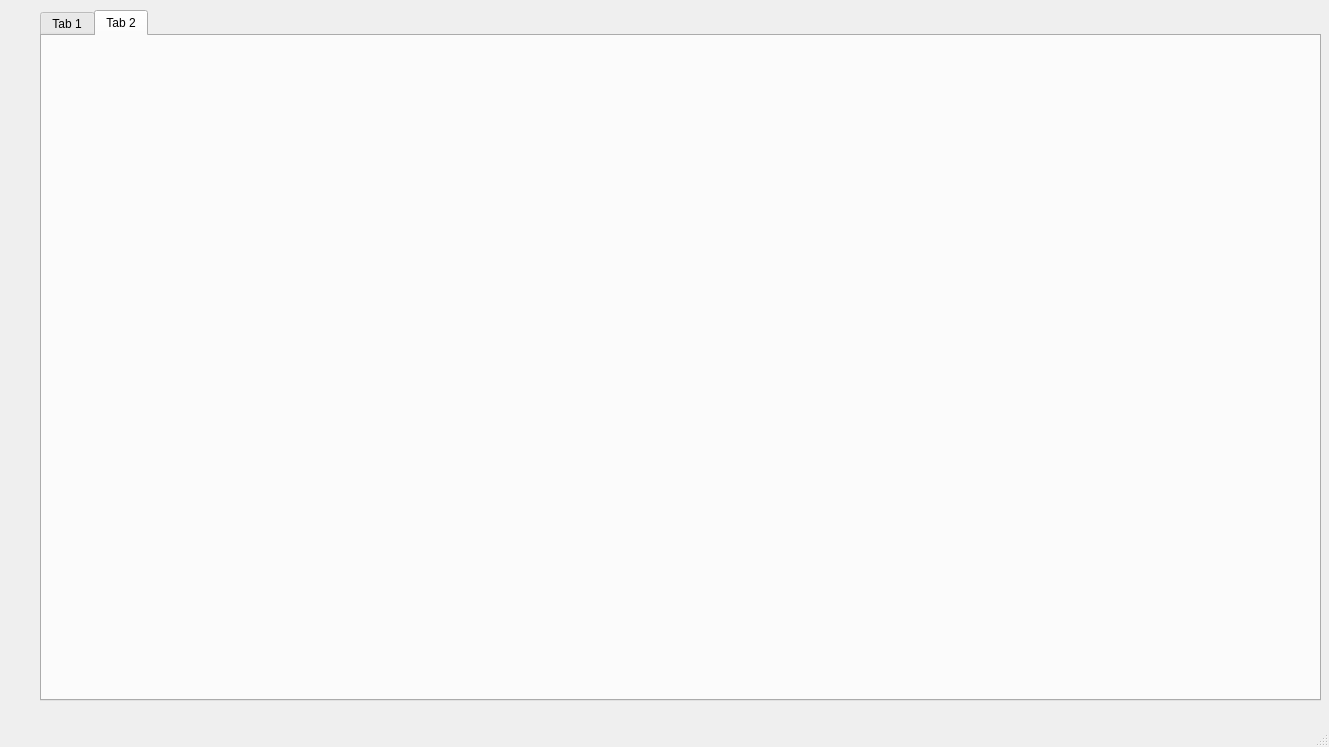
Before: the Qt Designer form cola/mainwindow.ui in jinkq/CourseTable, drawn with Qt 5.
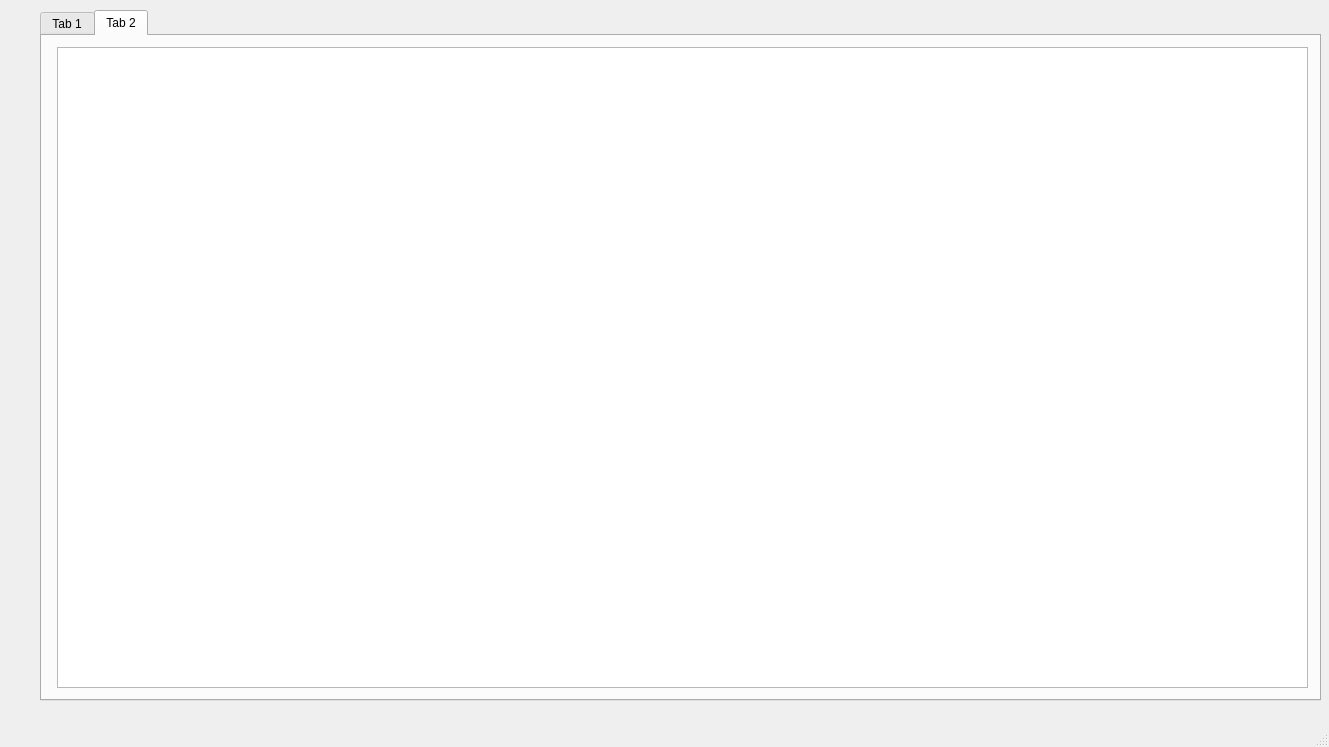
After: the same form once the commit is applied. The open tabs and pages were chosen to show the change.

Commit message: ddl排序和ddl主界面表没做

What changed in the file:
```diff
--- a/cola/mainwindow.ui
+++ b/cola/mainwindow.ui
@@ -64,6 +64,16 @@
      <attribute name="title">
       <string>Tab 2</string>
      </attribute>
+     <widget class="QTableWidget" name="ddlTable">
+      <property name="geometry">
+       <rect>
+        <x>15</x>
+        <y>11</y>
+        <width>1251</width>
+        <height>641</height>
+       </rect>
+      </property>
+     </widget>
     </widget>
    </widget>
   </widget>
```
Left out of the diff: 4 changed lines with no effect on the pictures. The commit also changes 5 other files.
